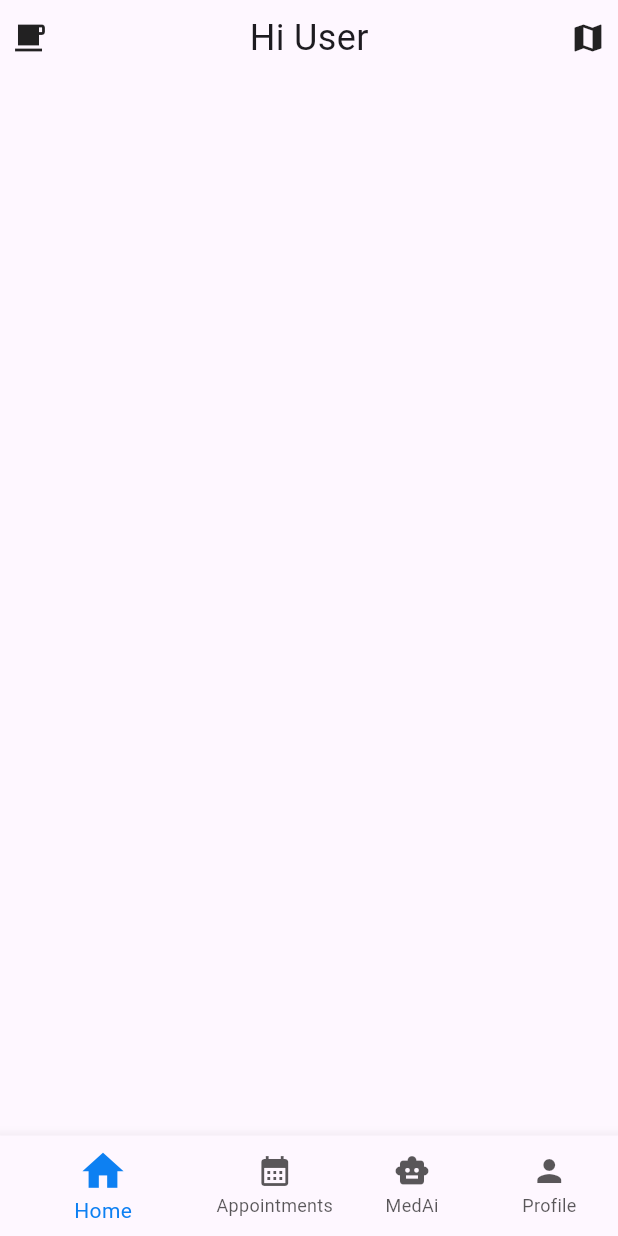
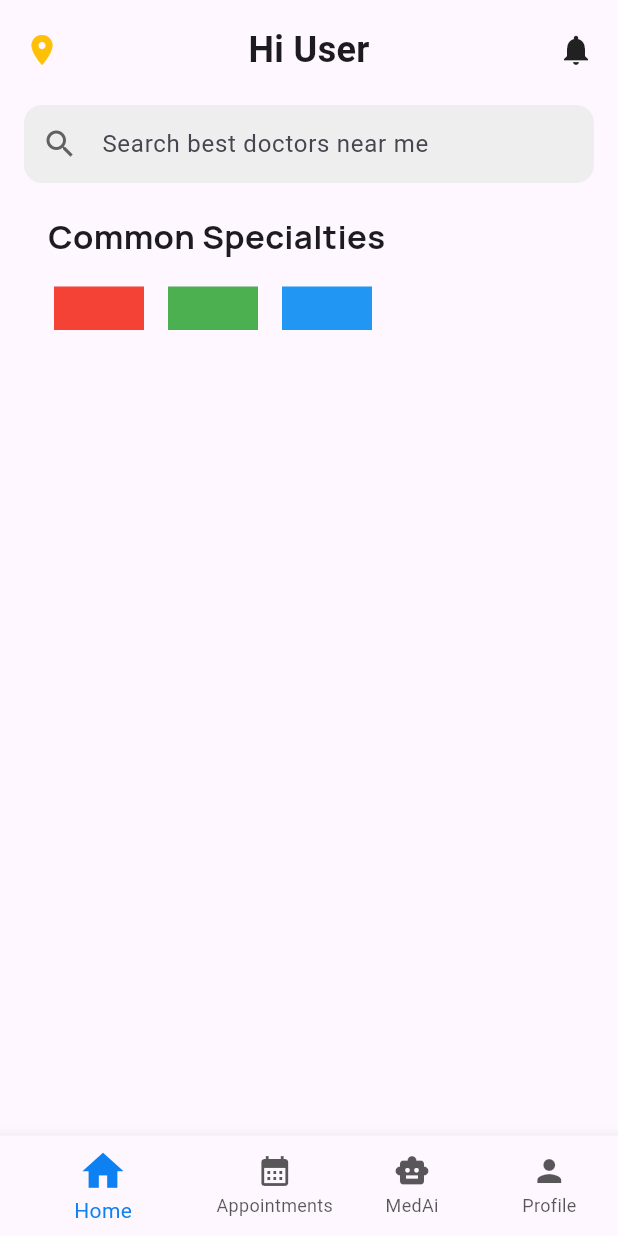
Before and after one commit to jagjeet78/getwell_final, a Flutter app: the screen it shows once a user with an empty profile is signed in, on a phone screen of 412 x 824 dp. Run offline on Flutter 3.47's test engine with Material 3 defaults, Android fonts, the phone set to English and light mode, and no system bars; our stand-ins replace flutter_dotenv, flutter_otp_text_field, flutter_secure_storage, get, google_fonts, intl_phone_number_input and 1 more; accounts and stored records are empty.

Commit message:
some ui changes in the homepage ~ jagjeet singh

```diff
--- a/lib/pages/Home_page.dart
+++ b/lib/pages/Home_page.dart
@@ -1,84 +1,105 @@
 import 'package:flutter/material.dart';
 import 'package:get/get.dart';
-import 'package:get/get_connect/http/src/utils/utils.dart'; // Only if you use GetX for navigation
+import 'package:google_fonts/google_fonts.dart';
 
 class HomePage extends StatelessWidget {
-
-  const HomePage({super.key,});
+  const HomePage({super.key});
 
   @override
   Widget build(BuildContext context) {
     return SafeArea(
       child: Scaffold(
+        body: Padding(
+          padding: const EdgeInsets.all(16.0),
+          child: Column(
+            crossAxisAlignment: CrossAxisAlignment.start,
+            children: [
+              // Header Row
+              Row(
+                mainAxisAlignment: MainAxisAlignment.spaceBetween,
+                children: const [
+                  Icon(Icons.location_on, color: Colors.amber),
+                  Text(
+                    "Hi User",
+                    style: TextStyle(fontSize: 24, fontWeight: FontWeight.bold),
+                  ),
+                  Icon(Icons.notifications),
+                ],
+              ),
+
+              const SizedBox(height: 20),
+
+              // 👇 Search Bar
+              Container(
+                decoration: BoxDecoration(
+                  color: Colors.grey[200],
+                  borderRadius: BorderRadius.circular(12),
+                ),
+                child: TextField(
+                  decoration: InputDecoration(
+                    hintText: 'Search best doctors near me',
+                    prefixIcon: Icon(Icons.search, color: Colors.grey[700]),
+
+                    border: InputBorder.none,
+                    contentPadding: const EdgeInsets.symmetric(
+                      horizontal: 16,
+                      vertical: 14,
+                    ),
+                  ),
+                ),
+              ),
 
 
+             SizedBox(height: 20,),
+              Row(children: [
+                Padding(
+                  padding: EdgeInsetsGeometry.only(
+                    left: 16,
 
+                  ),
+                child: Text("Common Specialties",style: GoogleFonts.manrope(
 
+                  fontSize: 22,
+                      fontWeight: FontWeight.bold,
+                ),),
+              )]),
+              SizedBox(height: 10,),
 
+              Padding(
+                padding: EdgeInsetsGeometry.only(
+                  left:12,
+                ),
+                child: SizedBox(
+                  height: 45, // must give height when inside Column
+                  child: ListView(
+                    scrollDirection: Axis.horizontal,
+                    children: [
+                      Container(
+                        width: 60,
+                        color: Colors.red,
 
-
-
-
-
-
-
-
-
-
-
-       body:Column(
-        children: [
-
-
-
-
-        Padding(
-          padding: EdgeInsetsGeometry.all(8),
-            child: Row(
-            mainAxisAlignment: MainAxisAlignment.spaceBetween,
-              children: [
-                Icon(Icons.local_cafe_sharp),
-                Text("Hi User",style: TextStyle(fontSize: 24),),
-                Icon(Icons.map),
-
-
-
-
-
-
-
-
-              ],
-            ),
+                        margin: EdgeInsets.all(8),
+                      ),
+                      Container(
+                        width: 60,
+                        color: Colors.green,
+                        margin: EdgeInsets.all(8),
+                      ),
+                      Container(
+                        width: 60,
+                        color: Colors.blue,
+                        margin: EdgeInsets.all(8),
+                      ),
+                    ],
+                  ),
+                ),
+              ),
+            ],
           ),
-
-
-
-
-         // search bar for seraching thigns and the all
-
-
-
-
-
-
-
-
-
-
-
-
-
-        ],
-       ) ,
-
-
+        ),
       ),
     );
+  }
+}
 
-
-    }}
-
-
-
-  void main() => runApp(MaterialApp(home: HomePage()));
+void main() => runApp(const MaterialApp(home: HomePage()));
--- a/lib/pages/profile_page.dart
+++ b/lib/pages/profile_page.dart
@@ -1,5 +1,5 @@
 import 'package:flutter/material.dart';
-
+import '/services/sessionmanager.dart';
 class ProfilePage extends StatefulWidget {
   const ProfilePage({super.key});
 
@@ -8,12 +8,15 @@ class ProfilePage extends StatefulWidget {
 }
 
 class _ProfilePageState extends State<ProfilePage> {
+
+  final SessionManager _sessionManager =SessionManager();
   @override
+
   Widget build(BuildContext context) {
     return SafeArea(
       child: Scaffold(
         body: Column(children: [
-          Center(child: Text("hi iam the profile page")),
+          Center(child: ElevatedButton(onPressed:_sessionManager.logout , child: Text('logout'))),
         ],),
       ),
     );
```
Also changed, not shown: 1 other file.
